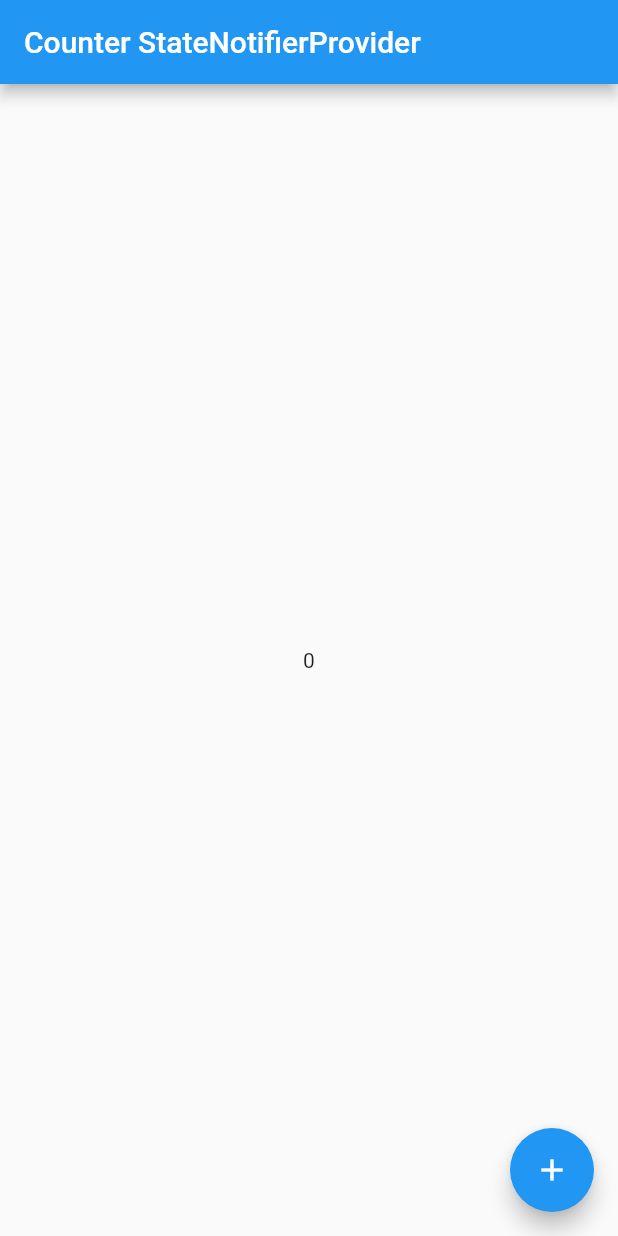
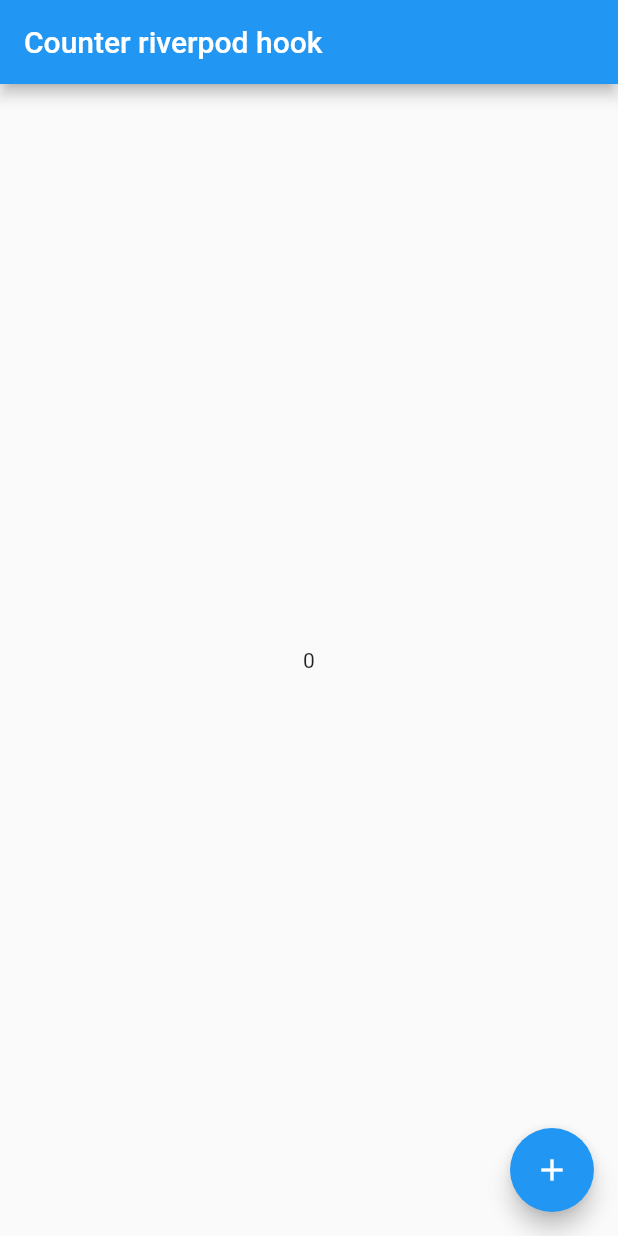
Before and after one commit to mkurom/flutter_riverpod_sample_code, a Flutter app: the screen it shows after launch, on a phone screen of 412 x 824 dp. Run offline on Flutter 3.47's test engine with Material 2 defaults, Android fonts, the phone set to English and light mode, and no system bars; our stand-ins replace flutter_hooks, flutter_riverpod, hooks_riverpod.

Commit message:
add hooks_riverpod

```diff
--- /dev/null
+++ b/lib/counter_hooks.dart
@@ -0,0 +1,32 @@
+import 'package:flutter/material.dart';
+import 'package:hooks_riverpod/hooks_riverpod.dart';
+import 'package:flutter_hooks/flutter_hooks.dart';
+
+final _counterProvider = StateNotifierProvider((ref) {
+  return Counter();
+});
+
+class Counter extends StateNotifier<int> {
+  Counter() : super(0);
+
+  void increment() => state++;
+}
+
+// HookWidgetを継承する
+class CounterHooks extends HookWidget {
+  @override
+  Widget build(BuildContext context) {
+    // builder内でuseProviderを使用する
+    final count = useProvider(_counterProvider);
+    return Scaffold(
+      appBar: AppBar(title: const Text('Counter riverpod hook')),
+      body: Center(
+        child: Text('$count'),
+      ),
+      floatingActionButton: FloatingActionButton(
+        onPressed: () => context.refresh(_counterProvider).increment(),
+        child: const Icon(Icons.add),
+      ),
+    );
+  }
+}
--- a/lib/main.dart
+++ b/lib/main.dart
@@ -1,11 +1,12 @@
 import 'package:flutter/material.dart';
 import 'package:flutter_riverpod/flutter_riverpod.dart';
-import 'package:flutter_riverpod_sample/counter_state_notifier_provider.dart';
-import 'package:flutter_riverpod_sample/counter_state_provider.dart';
+import 'package:flutter_riverpod_sample/counter_hooks.dart';
+// import 'package:flutter_riverpod_sample/counter_state_notifier_provider.dart';
+// import 'package:flutter_riverpod_sample/counter_state_provider.dart';
 
 void main() {
   runApp(
-    // App クラスより下層のクラスでriverpodが使用できる
+    // App クラスより下層のクラスでriverpodが使用できるようにProviderScopeを親widgetにする
     const ProviderScope(
       child: App(),
     ),
@@ -19,7 +20,8 @@ class App extends StatelessWidget {
   Widget build(BuildContext context) {
     return MaterialApp(
       // home: CounterStateProvider(),
-      home: CounterStateNotifierProvider(),
+      // home: CounterStateNotifierProvider(),
+      home: CounterHooks(),
     );
   }
 }
```
